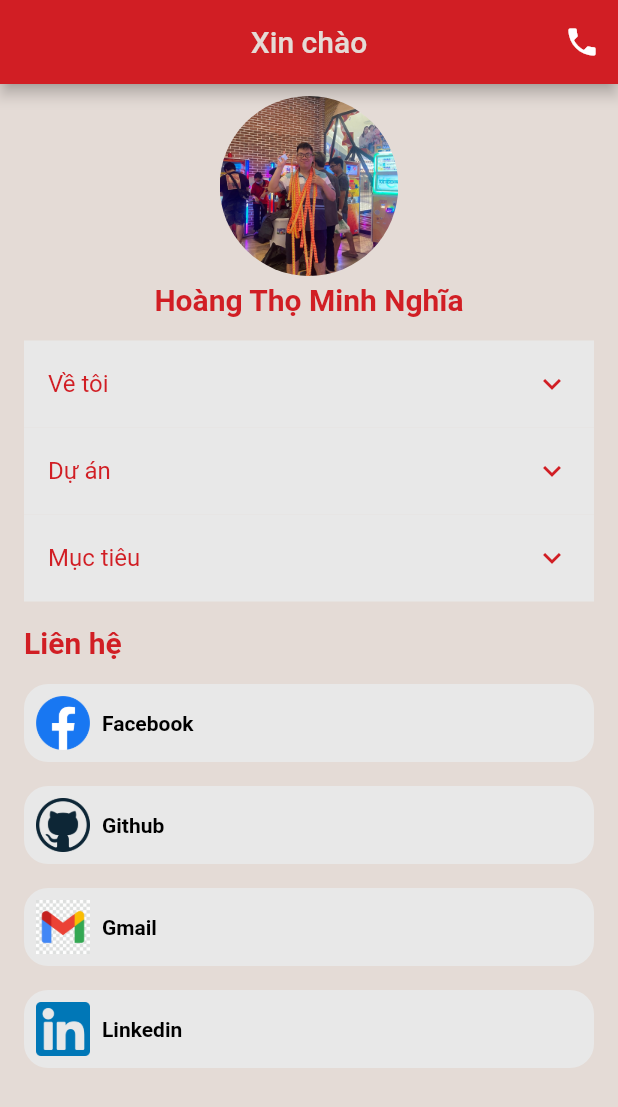
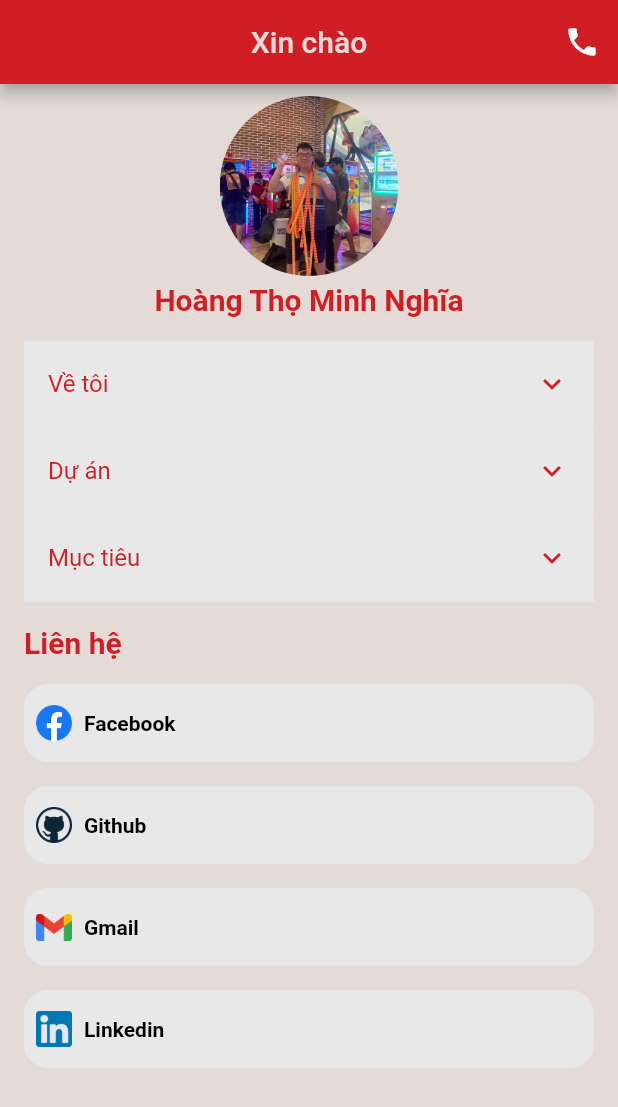
Before and after one commit to nghiahtm/portfolio_app, a Flutter app: the screen it shows after launch, on a phone screen of 412 x 824 dp. Shown: the top 1107 px of the screen. Run offline on Flutter 3.47's test engine with Material 2 defaults, Android fonts, the phone set to English and light mode, and no system bars.

Commit message:
update link portfolio

```diff
--- a/lib/app/config/image.dart
+++ b/lib/app/config/image.dart
@@ -4,7 +4,7 @@ class ImageConstant {
   static List<String> listIconSocial = [
     'assets/image/icon-facebook.png',
     'assets/image/icon-github.jpg',
-    'assets/image/icon-gmail.jpg',
+    'assets/image/icon-gmail.png',
     'assets/image/icon-linkedin.png',
   ];
 }
--- a/lib/app/home/widget/item_contact_widget.dart
+++ b/lib/app/home/widget/item_contact_widget.dart
@@ -24,6 +24,7 @@ class ItemContactWidget extends StatelessWidget {
           Image.asset(
             imageAsset,
             height: 36,
+            width: 24,
           ),
           const SizedBox(
             width: 8,
```
Also changed, not shown: assets/image/icon-gmail.jpg (deleted), assets/image/icon-gmail.png (added), 31 other files.
